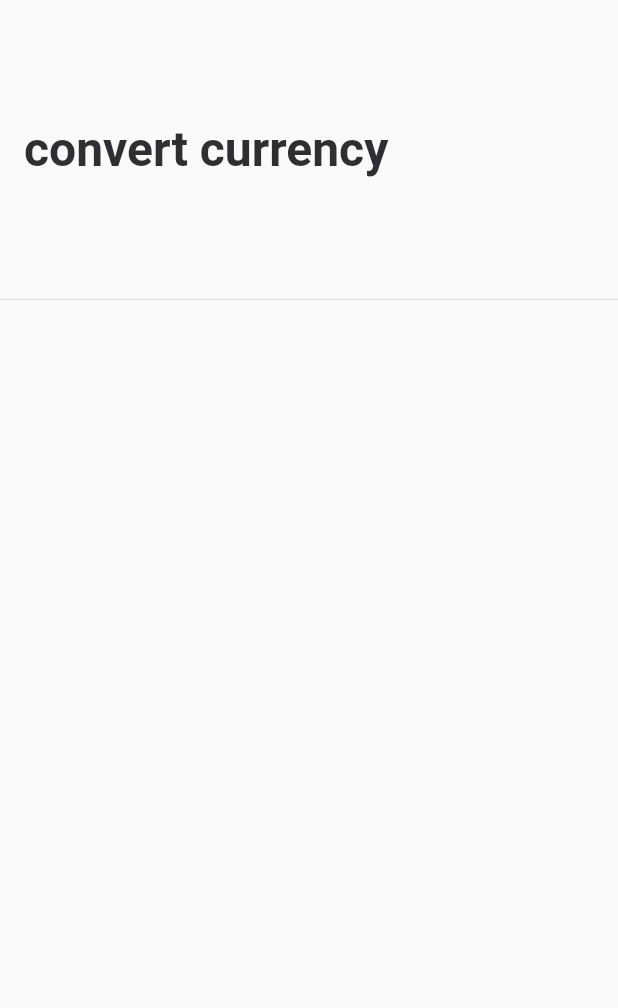
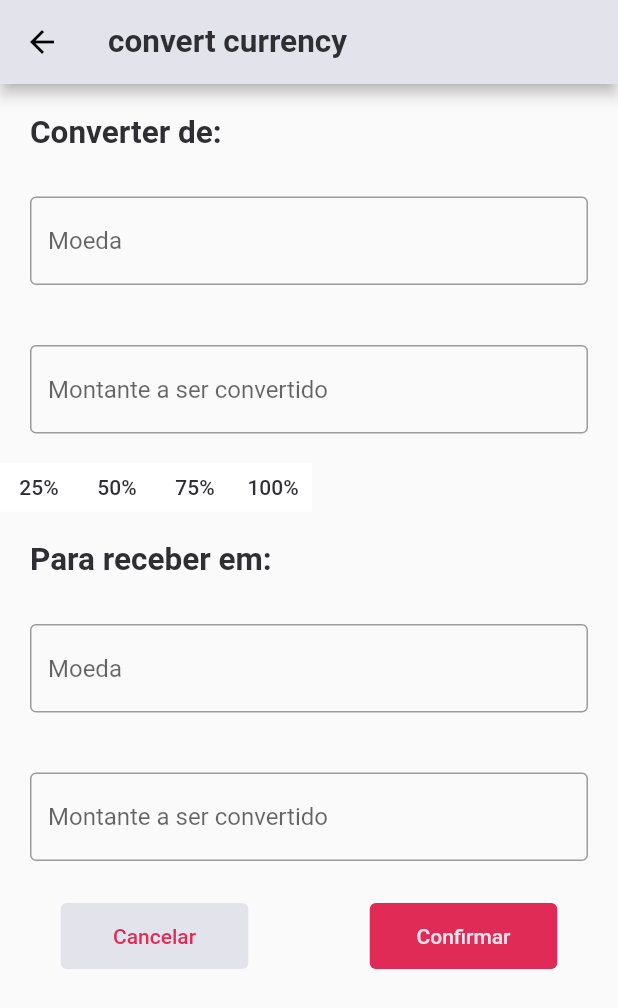
Before and after one commit to CamileBarros/ListagemCrypto, a Flutter app: the CurrencyConvertionPage screen opened directly, on a phone screen of 412 x 824 dp. Shown: the top 1008 px of the screen. Run offline on Flutter 3.47's test engine with Material 2 defaults, Android fonts, the phone set to English and light mode, and no system bars; our stand-ins replace charts_flutter, google_fonts; generated files the repository leaves out were written again.

Commit message:
rota para page conversão; layout page conversão

```diff
--- /dev/null
+++ b/lib/data_source/data_button_percent.dart
@@ -0,0 +1,10 @@
+import 'package:listagem_crypto/use_cases/model/button_percent_model.dart';
+
+class DataButtonPercent {
+  final List<ButtonPercentList> percent = [
+    ButtonPercentList(percent: "25", numPercent: 25),
+    ButtonPercentList(percent: "50", numPercent: 50),
+    ButtonPercentList(percent: "75", numPercent: 75),
+    ButtonPercentList(percent: "100", numPercent: 100)
+  ];
+}
--- a/lib/screens/currency_convertion/currency_convertion_page.dart
+++ b/lib/screens/currency_convertion/currency_convertion_page.dart
@@ -1,6 +1,7 @@
 import 'package:flutter/material.dart';
-import 'package:listagem_crypto/shared/widgets/screen_pages.dart';
-import 'package:listagem_crypto/use_cases/model/title_screen_pages.dart';
+import 'package:listagem_crypto/data_source/data_button_percent.dart';
+import 'package:listagem_crypto/shared/themes/app_colors.dart';
+import 'package:listagem_crypto/shared/themes/app_text_style.dart';
 import 'package:flutter_gen/gen_l10n/app_localizations.dart';
 
 class CurrencyConvertionPage extends StatelessWidget {
@@ -8,12 +9,151 @@ class CurrencyConvertionPage extends StatelessWidget {
 
   @override
   Widget build(BuildContext context) {
-    final textTitle = TitleScreen(AppLocalizations.of(context)!.nameBtnConvert);
+    final percent = DataButtonPercent().percent;
 
     return Scaffold(
-      appBar: PreferredSize(
-          preferredSize: const Size.fromHeight(200),
-          child: ScreenPages(titles: textTitle)),
-    );
+        appBar: AppBar(
+          iconTheme: const IconThemeData(color: Colors.black),
+          title: Text(AppLocalizations.of(context)!.nameBtnConvert),
+          backgroundColor: AppColors.primary,
+          titleTextStyle: TextStyles.titleText,
+        ),
+        body: SingleChildScrollView(
+          child:
+              Column(crossAxisAlignment: CrossAxisAlignment.start, children: [
+            Padding(
+              padding: const EdgeInsets.only(left: 20, top: 20, bottom: 10),
+              child: Text(
+                'Converter de: ',
+                style: TextStyles.titleText,
+              ),
+            ),
+            const Padding(
+              padding: EdgeInsets.symmetric(horizontal: 20, vertical: 20),
+              child: TextField(
+                decoration: InputDecoration(
+                  border: OutlineInputBorder(),
+                  hintText: 'Moeda',
+                ),
+              ),
+            ),
+            const Padding(
+              padding: EdgeInsets.symmetric(horizontal: 20, vertical: 20),
+              child: TextField(
+                decoration: InputDecoration(
+                  border: OutlineInputBorder(),
+                  hintText: 'Montante a ser convertido',
+                ),
+              ),
+            ),
+            Row(
+              children: [
+                ...percent.map((e) => Row(
+                      children: [
+                        Padding(
+                          padding: const EdgeInsets.all(0),
+                          child: SizedBox(
+                            height: 32,
+                            width: 52,
+                            child: DecoratedBox(
+                              decoration: BoxDecoration(
+                                  borderRadius: BorderRadius.circular(36)),
+                              child: Container(
+                                decoration:
+                                    const BoxDecoration(color: Colors.white),
+                                child: TextButton(
+                                    style: TextButton.styleFrom(
+                                        primary: AppColors.textPrimary,
+                                        onSurface: Colors.blueGrey),
+                                    onPressed: () {},
+                                    child: Text(e.percent + "%")),
+                              ),
+                            ),
+                          ),
+                        )
+                      ],
+                    ))
+              ],
+            ),
+            Padding(
+              padding: const EdgeInsets.only(left: 20, top: 20, bottom: 10),
+              child: Text(
+                'Para receber em: ',
+                style: TextStyles.titleText,
+              ),
+            ),
+            const Padding(
+              padding: EdgeInsets.symmetric(horizontal: 20, vertical: 20),
+              child: TextField(
+                decoration: InputDecoration(
+                  border: OutlineInputBorder(),
+                  hintText: 'Moeda',
+                ),
+              ),
+            ),
+            const Padding(
+              padding: EdgeInsets.symmetric(horizontal: 20, vertical: 20),
+              child: TextField(
+                decoration: InputDecoration(
+                  border: OutlineInputBorder(),
+                  hintText: 'Montante a ser convertido',
+                ),
+              ),
+            ),
+            Row(
+              mainAxisAlignment: MainAxisAlignment.spaceAround,
+              children: [
+                Padding(
+                  padding: const EdgeInsets.all(8.0),
+                  child: Column(
+                    children: <Widget>[
+                      SizedBox(
+                          height: 44,
+                          width: 125,
+                          child: TextButton(
+                            style: TextButton.styleFrom(
+                                primary: AppColors.brandPrimary,
+                                backgroundColor: AppColors.primary,
+                                onSurface: AppColors.statusNeg),
+                            child: Text('Cancelar'),
+                            onPressed: () {
+                              Navigator.push(
+                                  context,
+                                  MaterialPageRoute(
+                                      builder: (context) =>
+                                          const CurrencyConvertionPage()));
+                            },
+                          ))
+                    ],
+                  ),
+                ),
+                Padding(
+                  padding: const EdgeInsets.all(8.0),
+                  child: Column(
+                    children: <Widget>[
+                      SizedBox(
+                          height: 44,
+                          width: 125,
+                          child: TextButton(
+                            style: TextButton.styleFrom(
+                                primary: AppColors.primary,
+                                backgroundColor: AppColors.brandPrimary,
+                                onSurface: AppColors.statusNeg),
+                            child: Text('Confirmar'),
+                            onPressed: () {
+                              Navigator.push(
+                                  context,
+                                  MaterialPageRoute(
+                                      builder: (context) =>
+                                          const CurrencyConvertionPage()));
+                            },
+                          ))
+                    ],
+                  ),
+                ),
+              ],
+            )
+          ]),
+        ));
   }
 }
--- a/lib/screens/details/details_page.dart
+++ b/lib/screens/details/details_page.dart
@@ -206,13 +206,15 @@ class _HomeDetailsState extends State<HomeDetails> {
                   child: Column(
                     children: <Widget>[
                       SizedBox(
-                        height: 44,
-                        width: 300,
-                        child: TextButton(
+                          height: 44,
+                          width: 300,
+                          child: TextButton(
                             style: TextButton.styleFrom(
                                 primary: Colors.white,
                                 backgroundColor: AppColors.brandPrimary,
                                 onSurface: AppColors.statusNeg),
+                            child: Text(
+                                AppLocalizations.of(context)!.nameBtnConvert),
                             onPressed: () {
                               Navigator.push(
                                   context,
@@ -220,9 +222,7 @@ class _HomeDetailsState extends State<HomeDetails> {
                                       builder: (context) =>
                                           const CurrencyConvertionPage()));
                             },
-                            child: Text(
-                                AppLocalizations.of(context)!.nameBtnConvert)),
-                      )
+                          ))
                     ],
                   ),
                 )
--- a/lib/shared/widgets/period_filter.dart
+++ /dev/null
@@ -1,39 +0,0 @@
-import 'package:flutter/material.dart';
-import 'package:listagem_crypto/data_source/data_period_filter.dart';
-import 'package:listagem_crypto/shared/themes/app_colors.dart';
-
-class PeriodFilter extends StatefulWidget {
-  const PeriodFilter({Key? key}) : super(key: key);
-
-  @override
-  State<PeriodFilter> createState() => _PeriodFilterState();
-}
-
-class _PeriodFilterState extends State<PeriodFilter> {
-  final periodDays = DataPeriodFilter().periodDays;
-
-  @override
-  Widget build(BuildContext context) {
-    return Row(
-      children: [
-        ...periodDays.map((e) => Row(
-              children: [
-                Padding(
-                  padding: const EdgeInsets.all(0),
-                  child: SizedBox(
-                    height: 42,
-                    width: 42,
-                    child: TextButton(
-                        style: TextButton.styleFrom(
-                            primary: AppColors.textPrimary,
-                            onSurface: Colors.blueGrey),
-                        onPressed: () {},
-                        child: Text(e.days)),
-                  ),
-                ),
-              ],
-            ))
-      ],
-    );
-  }
-}
--- /dev/null
+++ b/lib/use_cases/model/button_percent_model.dart
@@ -0,0 +1,6 @@
+class ButtonPercentList {
+  String percent;
+  int numPercent;
+
+  ButtonPercentList({required this.percent, required this.numPercent});
+}
```
